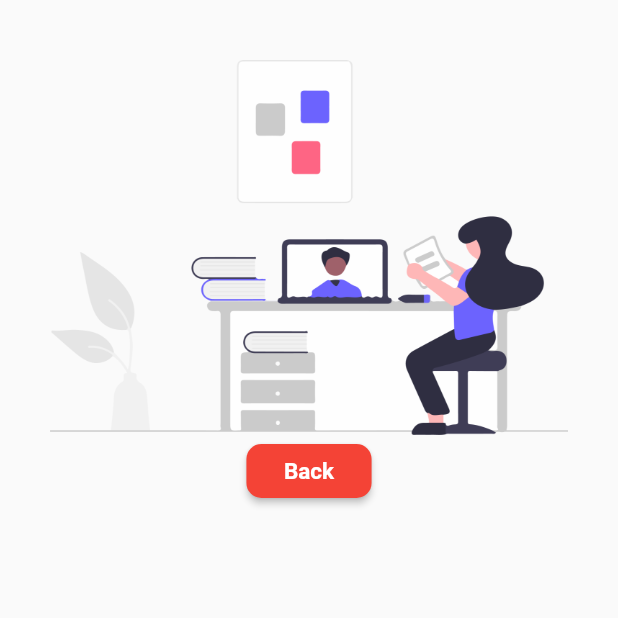
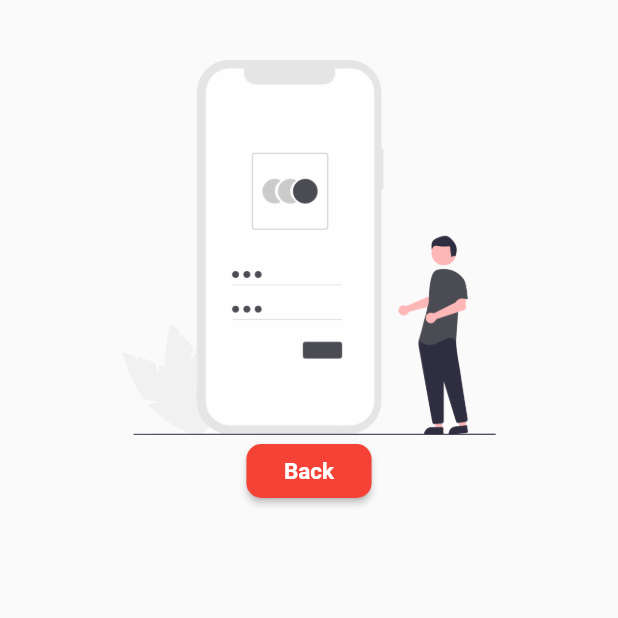
Before and after one commit to Sushi-Oriented/SistemPenilaianGuru, a Flutter app: the screen it shows after launch, after a tap on "Login", on a phone screen of 412 x 824 dp, the top half of it. Run offline on Flutter 3.47's test engine with Material 2 defaults, Android fonts, the phone set to English and light mode, and no system bars; our stand-ins replace flutter_signin_button.

Commit message:
Change pic

```diff
--- a/lib/screens/login/login_body.dart
+++ b/lib/screens/login/login_body.dart
@@ -20,7 +20,7 @@ class LoginBody extends StatelessWidget {
                 Container(
                   child: Image(
                       height: 250,
-                      image: AssetImage('assets/images/welcomePic.png'),
+                      image: AssetImage('assets/images/loginPic.png'),
                       fit: BoxFit.contain),
                 ),
               ],
--- a/pubspec.yaml
+++ b/pubspec.yaml
@@ -46,7 +46,7 @@ flutter:
   # To add assets to your application, add an assets section, like this:
   assets:
     - assets/images/welcomePic.png
-  #   - images/a_dot_ham.jpeg
+    - assets/images/loginPic.png
 
   # An image asset can refer to one or more resolution-specific "variants", see
   # https://flutter.dev/assets-and-images/#resolution-aware.
```
Also changed, not shown: assets/images/loginPic.png (added).
